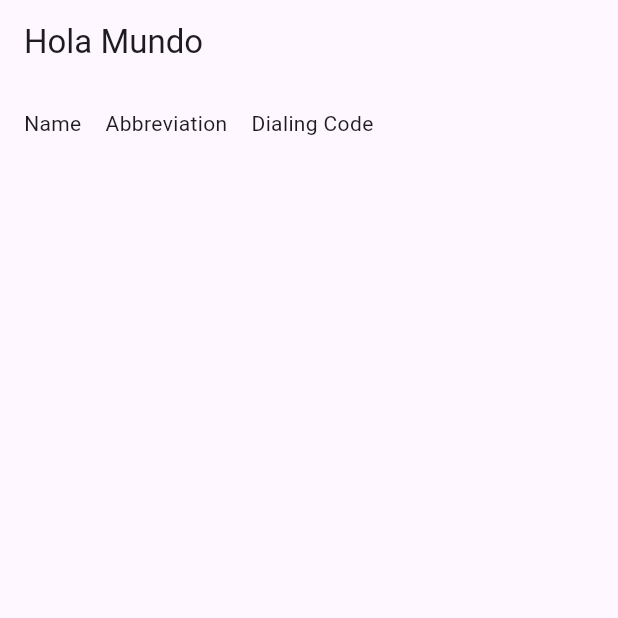
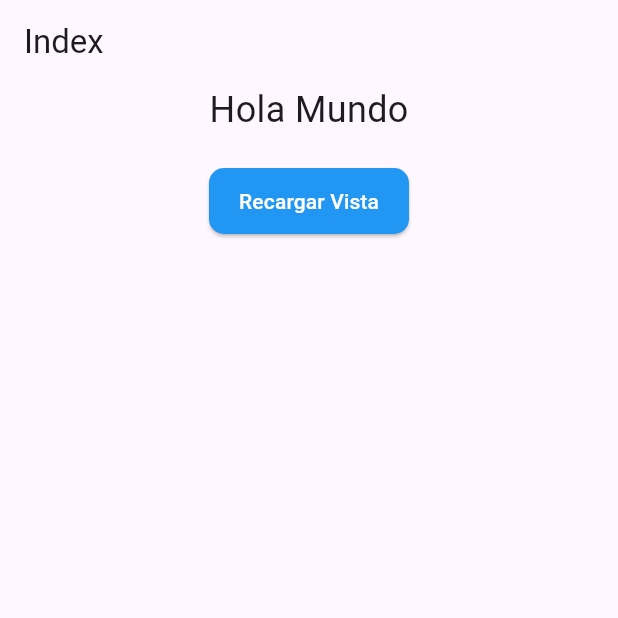
Before and after one commit to edison6009/pr2, a Flutter app: the Index screen opened directly, on a phone screen of 412 x 824 dp, the top half of it. Run offline on Flutter 3.47's test engine with Material 3 defaults, Android fonts, the phone set to English and light mode, and no system bars; network calls fail.

Commit message:
punto muerto

```diff
--- a/lib/Api/Model/CountryModel.dart
+++ b/lib/Api/Model/CountryModel.dart
@@ -10,13 +10,41 @@ CountryModel countryModelFromJson(String str) =>
 String countryModelToJson(CountryModel data) => json.encode(data.toJson());
 
 class CountryModel {
+  final int count;
+  final dynamic next;
+  final dynamic previous;
+  final Results results;
+
+  CountryModel({
+    required this.count,
+    required this.next,
+    required this.previous,
+    required this.results,
+  });
+
+  factory CountryModel.fromJson(Map<String, dynamic> json) => CountryModel(
+        count: json["count"],
+        next: json["next"],
+        previous: json["previous"],
+        results: Results.fromJson(json["results"]),
+      );
+
+  Map<String, dynamic> toJson() => {
+        "count": count,
+        "next": next,
+        "previous": previous,
+        "results": results.toJson(),
+      };
+}
+
+class Results {
   final List<Country> countries;
 
-  CountryModel({
+  Results({
     required this.countries,
   });
 
-  factory CountryModel.fromJson(Map<String, dynamic> json) => CountryModel(
+  factory Results.fromJson(Map<String, dynamic> json) => Results(
         countries: List<Country>.from(
             json["countries"].map((x) => Country.fromJson(x))),
       );
--- a/lib/App/View/Index/Index.dart
+++ b/lib/App/View/Index/Index.dart
@@ -1,61 +1,87 @@
+// lib/App/View/Index.dart
 import 'package:flutter/material.dart';
+import 'package:pr2/Api/Model/CountryModel.dart';
+import 'package:pr2/Api/Command/CountryCommand.dart';
+import 'package:pr2/Api/Service/CountryService.dart';
+import 'package:pr2/App/Widget/CustomButton.dart';
+import 'package:pr2/App/Widget/CountryListView.dart'; // Importa el nuevo widget
 
 class Index extends StatefulWidget {
-  final String? value;
-  Index({this.value});
+  final String? name_;
+
+  Index({this.name_});
 
   @override
   _IndexState createState() => _IndexState();
 }
 
 class _IndexState extends State<Index> {
-  late Map<String, String> filter;
+  final filters = {
+    'pag=': '15', // Cambiado a String
+    'page=': null,
+    'name=': null,
+  };
+
+  List<Country> countries = []; // Variable de estado para almacenar los países
+
+  Future<void> fetchCountries() async {
+    if (widget.name_ != null && widget.name_!.isNotEmpty) {
+      filters['name='] = widget.name_;
+    } else {
+      filters['name='] =
+          null; // Asegúrate de que se elimine el filtro si el nombre es nulo
+    }
+
+    final countryIndex = CountryIndex();
+    final countryCommand = CountryCommandIndex(countryIndex, filters);
+
+    try {
+      // Ejecuta el comando y obtiene la respuesta
+      var response = await countryCommand.execute();
+
+      setState(() {
+        countries = response.results.countries; // Actualiza la lista de países
+      });
+    } catch (e) {
+      // Maneja y muestra cualquier error que ocurra
+      print('Error: $e');
+    }
+  }
+
+  void reloadView() {
+    fetchCountries();
+  }
 
   @override
   void initState() {
     super.initState();
-    filter = {'?name=': widget.value ?? ''};
+    fetchCountries(); // Llama a fetchCountries en lugar de initialize
   }
 
   @override
   Widget build(BuildContext context) {
     return Scaffold(
-      appBar: AppBar(title: Text('Hola Mundo')),
-      body: Padding(
-        padding: const EdgeInsets.all(16.0),
-        child: SingleChildScrollView(
-          scrollDirection: Axis.horizontal,
-          child: Row(
-            mainAxisAlignment: MainAxisAlignment.start,
-            children: [
-              Container(
-                margin: EdgeInsets.only(right: 16.0),
-                child: Column(
-                  children: [
-                    Text('Name'),
-                    Text(filter['?name='] ?? ''), // Muestra el valor del filtro
-                  ],
-                ),
-              ),
-              Container(
-                margin: EdgeInsets.only(right: 16.0),
-                child: Column(
-                  children: [
-                    Text('Abbreviation'),
-                    Text(''), // Vacío por ahora
-                  ],
-                ),
-              ),
-              Container(
-                child: Column(
-                  children: [
-                    Text('Dialing Code'),
-                    Text(''), // Vacío por ahora
-                  ],
-                ),
-              ),
-            ],
-          ),
+      appBar: AppBar(
+        title: Text('Index'),
+      ),
+      body: Center(
+        child: Column(
+          mainAxisAlignment: MainAxisAlignment.center,
+          children: <Widget>[
+            Text(
+              'Hola Mundo',
+              style: TextStyle(fontSize: 24),
+            ),
+            SizedBox(height: 20),
+            CustomButton(
+              label: 'Recargar Vista',
+              onPressed:
+                  reloadView, // Pasa la referencia a la función que recarga la vista
+            ),
+            SizedBox(height: 20),
+            // Llama al widget CountryListView y pasa los datos de los países
+            CountryListView(countries: countries),
+          ],
         ),
       ),
     );
--- /dev/null
+++ b/lib/App/Widget/CountryListView.dart
@@ -0,0 +1,51 @@
+// lib/App/Widget/CountryListView.dart
+import 'package:flutter/material.dart';
+import 'package:pr2/Api/Model/CountryModel.dart';
+
+class CountryListView extends StatefulWidget {
+  final List<Country> countries;
+
+  CountryListView({required this.countries});
+
+  @override
+  _CountryListViewState createState() => _CountryListViewState();
+}
+
+class _CountryListViewState extends State<CountryListView> {
+  late ScrollController _scrollController;
+
+  @override
+  void initState() {
+    super.initState();
+    _scrollController = ScrollController()
+      ..addListener(() {
+        if (_scrollController.position.pixels ==
+            _scrollController.position.maxScrollExtent) {
+          print('Llegaste al final');
+        }
+      });
+  }
+
+  @override
+  void dispose() {
+    _scrollController.dispose();
+    super.dispose();
+  }
+
+  @override
+  Widget build(BuildContext context) {
+    return Expanded(
+      child: ListView.builder(
+        controller: _scrollController,
+        itemCount: widget.countries.length,
+        itemBuilder: (context, index) {
+          final country = widget.countries[index];
+          return ListTile(
+            title: Text(country.name),
+            subtitle: Text('${country.abbreviation}, ${country.dialingCode}'),
+          );
+        },
+      ),
+    );
+  }
+}
--- a/lib/main.dart
+++ b/lib/main.dart
@@ -1,5 +1,5 @@
 import 'package:flutter/material.dart';
-import 'package:pr2/app/view/Post/Post.dart';
+import 'package:pr2/app/view/Render.dart';
 
 void main() {
   runApp(MyApp());
@@ -10,7 +10,7 @@ class MyApp extends StatelessWidget {
   Widget build(BuildContext context) {
     return MaterialApp(
       title: 'Mi Aplicación',
-      home: Post(),
+      home: Render(),
     );
   }
 }
```
Also changed, not shown: lib/Api/Command/CountryCommand.dart (+9 -8 lines), lib/Api/Service/CountryService.dart (+17 -3 lines).
